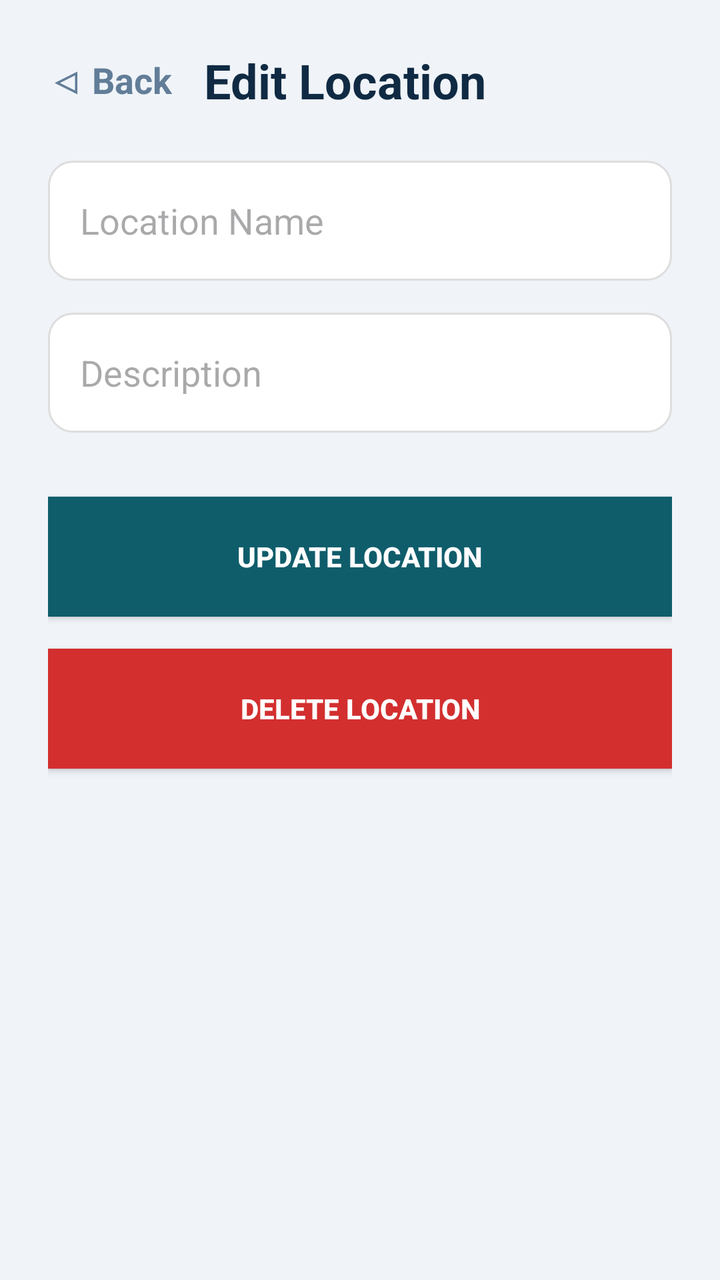
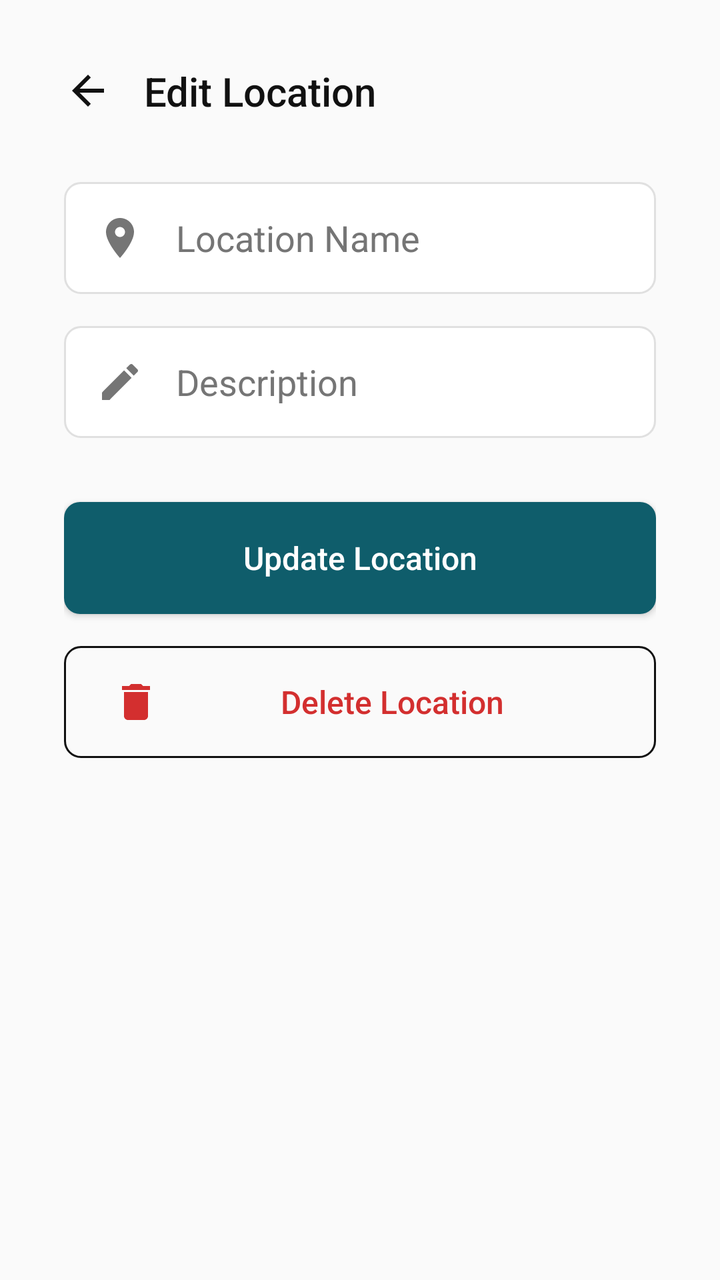

Compare the two renders of this Android layout. The source of the first and the diff that turns it into the second are given below.
<!-- AndroidManifest.xml: application theme Theme.TeknoKumpas -->
<!-- res/layout/activity_edit_location.xml -->
<?xml version="1.0" encoding="utf-8"?>
<LinearLayout xmlns:android="http://schemas.android.com/apk/res/android"
    android:layout_width="match_parent"
    android:layout_height="match_parent"
    android:orientation="vertical"
    android:background="#F0F4F8"
    android:padding="24dp">

    <LinearLayout
        android:layout_width="match_parent"
        android:layout_height="wrap_content"
        android:orientation="horizontal"
        android:layout_marginBottom="24dp"
        android:gravity="center_vertical">

        <TextView
            android:id="@+id/btnBackEdit"
            android:layout_width="wrap_content"
            android:layout_height="wrap_content"
            android:text="◁ Back"
            android:textColor="#627D98"
            android:textSize="18sp"
            android:textStyle="bold"
            android:layout_marginEnd="16dp"/>

        <TextView
            android:layout_width="wrap_content"
            android:layout_height="wrap_content"
            android:text="Edit Location"
            android:textColor="#102A43"
            android:textSize="24sp"
            android:textStyle="bold" />
    </LinearLayout>

    <EditText
        android:id="@+id/etEditName"
        android:layout_width="match_parent"
        android:layout_height="60dp"
        android:background="@drawable/bg_input_field"
        android:hint="Location Name"
        android:padding="16dp"
        android:layout_marginBottom="16dp"
        android:textColor="#102A43" />

    <EditText
        android:id="@+id/etEditDesc"
        android:layout_width="match_parent"
        android:layout_height="60dp"
        android:background="@drawable/bg_input_field"
        android:hint="Description"
        android:padding="16dp"
        android:layout_marginBottom="32dp"
        android:textColor="#102A43" />

    <androidx.appcompat.widget.AppCompatButton
        android:id="@+id/btnUpdate"
        android:layout_width="match_parent"
        android:layout_height="60dp"
        android:background="@drawable/bg_solid_button"
        android:text="Update Location"
        android:textColor="@android:color/white"
        android:textStyle="bold"
        android:layout_marginBottom="16dp"/>

    <androidx.appcompat.widget.AppCompatButton
        android:id="@+id/btnDelete"
        android:layout_width="match_parent"
        android:layout_height="60dp"
        android:background="#D32F2F"
        android:text="Delete Location"
        android:textColor="@android:color/white"
        android:textStyle="bold"/>

</LinearLayout>
<!-- resources referenced by this layout -->
<resources>
  <!-- drawable bg_input_field (drawable) -->
  <shape xmlns:android="http://schemas.android.com/apk/res/android">
      <solid android:color="#FFFFFF" />
      <corners android:radius="12dp" />
      <stroke android:width="1dp" android:color="#DDDDDD" />
  </shape>
  <!-- drawable bg_solid_button (drawable) -->
  <shape xmlns:android="http://schemas.android.com/apk/res/android">
      <solid android:color="#0F5D6B" />
  </shape>
  <style name="Theme.TeknoKumpas" parent="Base.Theme.TeknoKumpas" />
  <style name="Base.Theme.TeknoKumpas" parent="Theme.Material3.DayNight.NoActionBar">
          
          
      </style>
</resources>

<!-- the commit's change to res/layout/activity_edit_location.xml (unified diff, before → after) -->
@@ -3,72 +3,91 @@
     android:layout_width="match_parent"
     android:layout_height="match_parent"
     android:orientation="vertical"
-    android:background="#F0F4F8"
-    android:padding="24dp">
+    android:background="@color/minimal_bg"
+    android:padding="32dp">
 
     <LinearLayout
         android:layout_width="match_parent"
         android:layout_height="wrap_content"
         android:orientation="horizontal"
-        android:layout_marginBottom="24dp"
+        android:layout_marginBottom="32dp"
         android:gravity="center_vertical">
 
         <TextView
             android:id="@+id/btnBackEdit"
             android:layout_width="wrap_content"
             android:layout_height="wrap_content"
-            android:text="◁ Back"
-            android:textColor="#627D98"
-            android:textSize="18sp"
-            android:textStyle="bold"
+            android:text=""
+            android:gravity="center_vertical"
+            android:drawableStart="@drawable/ic_modern_back"
+            android:drawableTint="@color/minimal_text_primary"
             android:layout_marginEnd="16dp"/>
 
         <TextView
             android:layout_width="wrap_content"
             android:layout_height="wrap_content"
             android:text="Edit Location"
-            android:textColor="#102A43"
-            android:textSize="24sp"
-            android:textStyle="bold" />
+            android:textColor="@color/minimal_text_primary"
+            android:textSize="20sp"
+            android:fontFamily="sans-serif-medium" />
     </LinearLayout>
 
     <EditText
         android:id="@+id/etEditName"
         android:layout_width="match_parent"
-        android:layout_height="60dp"
-        android:background="@drawable/bg_input_field"
+        android:layout_height="56dp"
+        android:background="@drawable/bg_minimal_input"
         android:hint="Location Name"
-        android:padding="16dp"
+        android:textColorHint="@color/minimal_text_secondary"
+        android:paddingStart="16dp"
+        android:paddingEnd="16dp"
         android:layout_marginBottom="16dp"
-        android:textColor="#102A43" />
+        android:drawableStart="@drawable/ic_modern_map"
+        android:drawablePadding="16dp"
+        android:drawableTint="@color/minimal_text_secondary"
+        android:textColor="@color/minimal_text_primary" />
 
     <EditText
         android:id="@+id/etEditDesc"
         android:layout_width="match_parent"
-        android:layout_height="60dp"
-        android:background="@drawable/bg_input_field"
+        android:layout_height="56dp"
+        android:background="@drawable/bg_minimal_input"
         android:hint="Description"
-        android:padding="16dp"
+        android:textColorHint="@color/minimal_text_secondary"
+        android:paddingStart="16dp"
+        android:paddingEnd="16dp"
         android:layout_marginBottom="32dp"
-        android:textColor="#102A43" />
+        android:drawableStart="@drawable/ic_modern_edit"
+        android:drawablePadding="16dp"
+        android:drawableTint="@color/minimal_text_secondary"
+        android:textColor="@color/minimal_text_primary" />
 
     <androidx.appcompat.widget.AppCompatButton
         android:id="@+id/btnUpdate"
         android:layout_width="match_parent"
-        android:layout_height="60dp"
-        android:background="@drawable/bg_solid_button"
+        android:layout_height="56dp"
+        android:background="@drawable/bg_minimal_button"
         android:text="Update Location"
-        android:textColor="@android:color/white"
-        android:textStyle="bold"
+        android:textAllCaps="false"
+        android:textColor="@color/white"
+        android:textSize="16sp"
+        android:fontFamily="sans-serif-medium"
         android:layout_marginBottom="16dp"/>
 
     <androidx.appcompat.widget.AppCompatButton
         android:id="@+id/btnDelete"
         android:layout_width="match_parent"
-        android:layout_height="60dp"
-        android:background="#D32F2F"
+        android:layout_height="56dp"
+        android:background="@drawable/bg_minimal_outline_button"
         android:text="Delete Location"
-        android:textColor="@android:color/white"
-        android:textStyle="bold"/>
+        android:textAllCaps="false"
+        android:textColor="@color/color_error"
+        android:textSize="16sp"
+        android:fontFamily="sans-serif-medium"
+        android:gravity="center"
+        android:drawableStart="@drawable/ic_modern_delete"
+        android:drawablePadding="8dp"
+        android:paddingStart="24dp"
+        android:paddingEnd="24dp" />
 
 </LinearLayout>
<!-- resource entries referenced after the edit -->
@@ -1,16 +1,77 @@
 <!-- resources referenced by this layout -->
 <resources>
-  <!-- drawable bg_input_field (drawable) -->
-  <shape xmlns:android="http://schemas.android.com/apk/res/android">
-      <solid android:color="#FFFFFF" />
-      <corners android:radius="12dp" />
-      <stroke android:width="1dp" android:color="#DDDDDD" />
+  <color name="color_error">#D32F2F</color>
+  <color name="minimal_bg">#FAFAFA</color>
+  <color name="minimal_text_primary">#111111</color>
+  <color name="minimal_text_secondary">#757575</color>
+  <color name="white">#FFFFFFFF</color>
+  <!-- drawable bg_minimal_button (drawable) -->
+  <?xml version="1.0" encoding="utf-8"?>
+  <shape xmlns:android="http://schemas.android.com/apk/res/android"
+      android:shape="rectangle">
+      <solid android:color="@color/minimal_accent"/>
+      <corners android:radius="8dp"/>
   </shape>
-  <!-- drawable bg_solid_button (drawable) -->
-  <shape xmlns:android="http://schemas.android.com/apk/res/android">
-      <solid android:color="#0F5D6B" />
+  <!-- drawable bg_minimal_input (drawable) -->
+  <?xml version="1.0" encoding="utf-8"?>
+  <shape xmlns:android="http://schemas.android.com/apk/res/android"
+      android:shape="rectangle">
+      <solid android:color="@color/minimal_surface"/>
+      <stroke android:width="1dp" android:color="@color/minimal_border"/>
+      <corners android:radius="8dp"/>
   </shape>
+  <!-- drawable bg_minimal_outline_button (drawable) -->
+  <?xml version="1.0" encoding="utf-8"?>
+  <shape xmlns:android="http://schemas.android.com/apk/res/android"
+      android:shape="rectangle">
+      <solid android:color="@android:color/transparent"/>
+      <stroke android:width="1dp" android:color="@color/minimal_text_primary"/>
+      <corners android:radius="8dp"/>
+  </shape>
+  <!-- drawable ic_modern_back (drawable) -->
+  <vector xmlns:android="http://schemas.android.com/apk/res/android"
+      android:width="24dp"
+      android:height="24dp"
+      android:viewportWidth="24"
+      android:viewportHeight="24">
+    <path
+        android:fillColor="#FFFFFFFF"
+        android:pathData="M20,11H7.83l5.59,-5.59L12,4l-8,8 8,8 1.41,-1.41L7.83,13H20v-2z"/>
+  </vector>
+  <!-- drawable ic_modern_delete (drawable) -->
+  <vector xmlns:android="http://schemas.android.com/apk/res/android"
+      android:width="24dp"
+      android:height="24dp"
+      android:viewportWidth="24"
+      android:viewportHeight="24">
+    <path
+        android:fillColor="#FFD32F2F"
+        android:pathData="M6,19c0,1.1 0.9,2 2,2h8c1.1,0 2,-0.9 2,-2V7H6v12zM19,4h-3.5l-1,-1h-5l-1,1H5v2h14V4z"/>
+  </vector>
+  <!-- drawable ic_modern_edit (drawable) -->
+  <vector xmlns:android="http://schemas.android.com/apk/res/android"
+      android:width="24dp"
+      android:height="24dp"
+      android:viewportWidth="24"
+      android:viewportHeight="24">
+    <path
+        android:fillColor="#FF0F5D6B"
+        android:pathData="M3,17.25V21h3.75L17.81,9.94l-3.75,-3.75L3,17.25zM20.71,7.04c0.39,-0.39 0.39,-1.02 0,-1.41l-2.34,-2.34c-0.39,-0.39 -1.02,-0.39 -1.41,0l-1.83,1.83 3.75,3.75 1.83,-1.83z"/>
+  </vector>
+  <!-- drawable ic_modern_map (drawable) -->
+  <vector xmlns:android="http://schemas.android.com/apk/res/android"
+      android:width="24dp"
+      android:height="24dp"
+      android:viewportWidth="24"
+      android:viewportHeight="24">
+    <path
+        android:fillColor="#FF0F5D6B"
+        android:pathData="M12,2C8.13,2 5,5.13 5,9c0,5.25 7,13 7,13s7,-7.75 7,-13c0,-3.87 -3.13,-7 -7,-7zM12,11.5c-1.38,0 -2.5,-1.12 -2.5,-2.5s1.12,-2.5 2.5,-2.5 2.5,1.12 2.5,2.5 -1.12,2.5 -2.5,2.5z"/>
+  </vector>
   <style name="Theme.TeknoKumpas" parent="Base.Theme.TeknoKumpas" />
+  <color name="minimal_accent">#0F5D6B</color>
+  <color name="minimal_surface">#FFFFFF</color>
+  <color name="minimal_border">#E0E0E0</color>
   <style name="Base.Theme.TeknoKumpas" parent="Theme.Material3.DayNight.NoActionBar">
           
           
